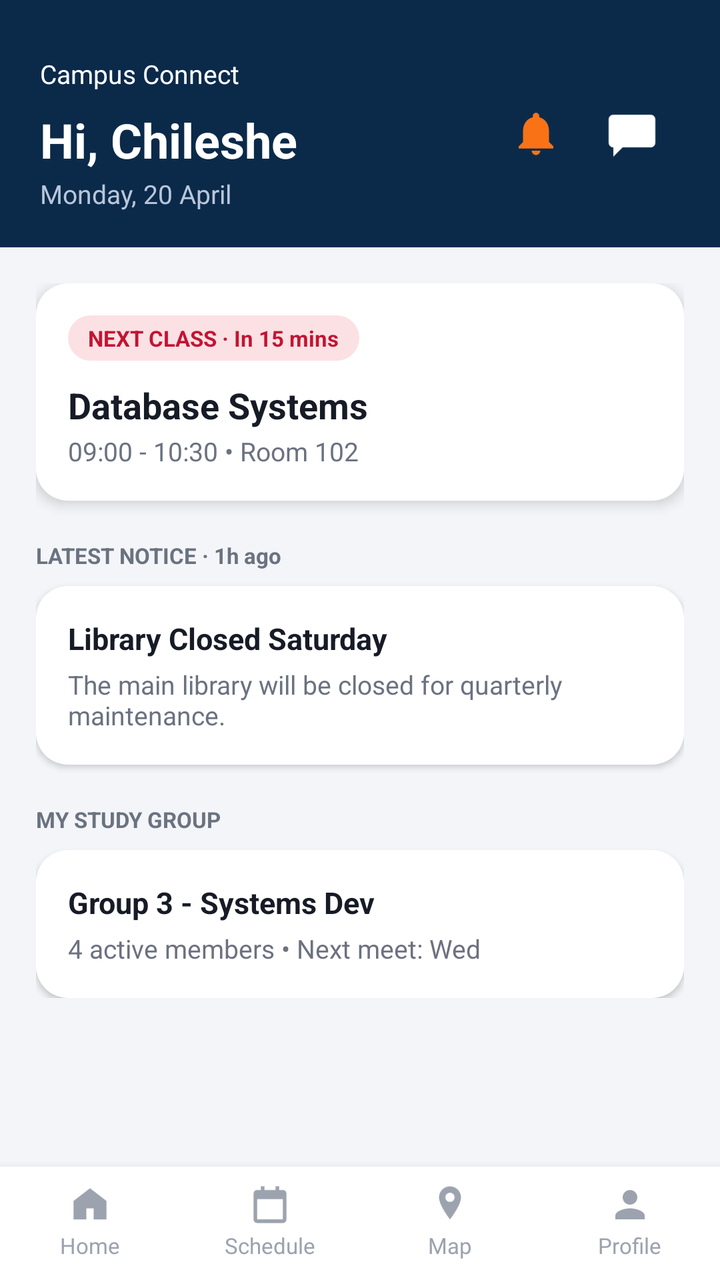
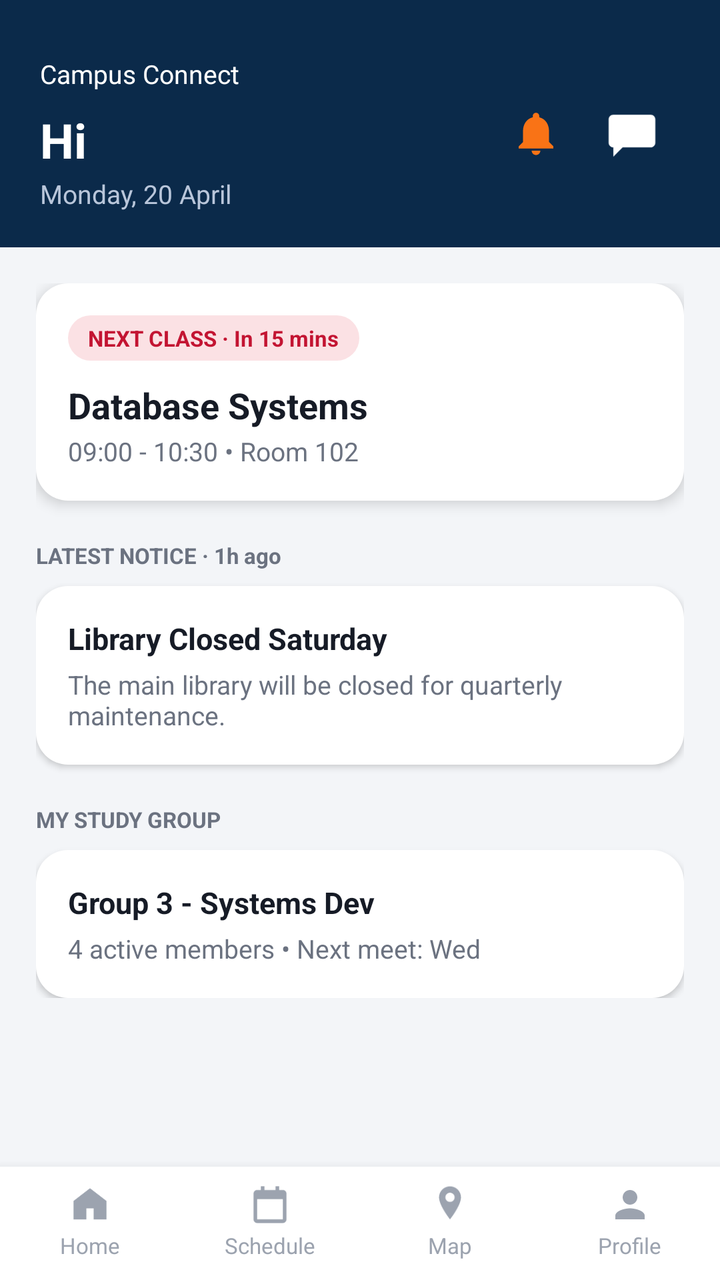

Before-and-after screenshots of an Android layout around one commit, followed by the original layout XML and the change that was made.
<!-- AndroidManifest.xml: application theme Theme.CampusApp -->
<!-- res/layout/activity_student_home.xml -->
<?xml version="1.0" encoding="utf-8"?>
<LinearLayout xmlns:android="http://schemas.android.com/apk/res/android"
    xmlns:app="http://schemas.android.com/apk/res-auto"
    android:layout_width="match_parent"
    android:layout_height="match_parent"
    android:orientation="vertical"
    android:background="@color/background">

    <ScrollView
        android:layout_width="match_parent"
        android:layout_height="0dp"
        android:layout_weight="1">

        <LinearLayout
            android:layout_width="match_parent"
            android:layout_height="wrap_content"
            android:orientation="vertical">

            <LinearLayout
                style="@style/SectionHeader"
                android:orientation="horizontal"
                android:gravity="center_vertical">

                <LinearLayout
                    android:layout_width="0dp"
                    android:layout_height="wrap_content"
                    android:layout_weight="1"
                    android:orientation="vertical">

                    <TextView
                        android:layout_width="wrap_content"
                        android:layout_height="wrap_content"
                        android:text="@string/app_name"
                        android:textColor="@color/white"
                        android:textSize="13sp"/>
                    <TextView
                        android:layout_width="wrap_content"
                        android:layout_height="wrap_content"
                        android:layout_marginTop="8dp"
                        android:text="Hi, Chileshe"
                        android:textColor="@color/white"
                        android:textSize="24sp"
                        android:textStyle="bold"/>
                    <TextView
                        android:layout_width="wrap_content"
                        android:layout_height="wrap_content"
                        android:layout_marginTop="2dp"
                        android:text="Monday, 20 April"
                        android:textColor="#B9C6DA"
                        android:textSize="13sp"/>
                </LinearLayout>

                <include layout="@layout/include_notice_bell"/>

                <ImageView
                    android:id="@+id/btnGroupChat"
                    android:layout_width="48dp"
                    android:layout_height="48dp"
                    android:src="@drawable/ic_chat"
                    app:tint="@color/white"
                    android:padding="10dp"
                    android:contentDescription="Group chat"
                    android:background="?attr/selectableItemBackgroundBorderless"/>
            </LinearLayout>

            <LinearLayout
                android:layout_width="match_parent"
                android:layout_height="wrap_content"
                android:orientation="vertical"
                android:padding="18dp">

                <LinearLayout
                    android:layout_width="match_parent"
                    android:layout_height="wrap_content"
                    android:orientation="vertical"
                    android:background="@drawable/bg_card"
                    android:padding="16dp"
                    android:layout_marginTop="0dp"
                    android:elevation="4dp">

                    <TextView
                        android:layout_width="wrap_content"
                        android:layout_height="wrap_content"
                        android:background="@drawable/bg_pill_red"
                        android:paddingLeft="10dp"
                        android:paddingRight="10dp"
                        android:paddingTop="4dp"
                        android:paddingBottom="4dp"
                        android:text="NEXT CLASS · In 15 mins"
                        android:textColor="@color/badge_red"
                        android:textSize="11sp"
                        android:textStyle="bold"/>

                    <TextView
                        android:layout_width="wrap_content"
                        android:layout_height="wrap_content"
                        android:layout_marginTop="10dp"
                        android:text="Database Systems"
                        android:textColor="@color/text_dark"
                        android:textSize="18sp"
                        android:textStyle="bold"/>

                    <TextView
                        android:layout_width="wrap_content"
                        android:layout_height="wrap_content"
                        android:layout_marginTop="2dp"
                        android:text="09:00 - 10:30 • Room 102"
                        android:textColor="@color/text_gray"
                        android:textSize="13sp"/>
                </LinearLayout>

                <TextView
                    android:layout_width="wrap_content"
                    android:layout_height="wrap_content"
                    android:layout_marginTop="20dp"
                    android:text="LATEST NOTICE · 1h ago"
                    android:textColor="@color/text_gray"
                    android:textSize="11sp"
                    android:textStyle="bold"/>

                <LinearLayout
                    android:layout_width="match_parent"
                    android:layout_height="wrap_content"
                    android:orientation="vertical"
                    android:background="@drawable/bg_card"
                    android:padding="16dp"
                    android:layout_marginTop="8dp"
                    android:elevation="2dp">

                    <TextView
                        android:layout_width="wrap_content"
                        android:layout_height="wrap_content"
                        android:text="Library Closed Saturday"
                        android:textColor="@color/text_dark"
                        android:textSize="15sp"
                        android:textStyle="bold"/>

                    <TextView
                        android:layout_width="match_parent"
                        android:layout_height="wrap_content"
                        android:layout_marginTop="4dp"
                        android:text="The main library will be closed for quarterly maintenance."
                        android:textColor="@color/text_gray"
                        android:textSize="13sp"/>
                </LinearLayout>

                <TextView
                    android:layout_width="wrap_content"
                    android:layout_height="wrap_content"
                    android:layout_marginTop="20dp"
                    android:text="MY STUDY GROUP"
                    android:textColor="@color/text_gray"
                    android:textSize="11sp"
                    android:textStyle="bold"/>

                <LinearLayout
                    android:id="@+id/cardStudyGroup"
                    android:layout_width="match_parent"
                    android:layout_height="wrap_content"
                    android:orientation="vertical"
                    android:background="@drawable/bg_card"
                    android:padding="16dp"
                    android:layout_marginTop="8dp"
                    android:elevation="2dp"
                    android:clickable="true"
                    android:focusable="true"
                    android:foreground="?attr/selectableItemBackground">

                    <TextView
                        android:layout_width="wrap_content"
                        android:layout_height="wrap_content"
                        android:text="Group 3 - Systems Dev"
                        android:textColor="@color/text_dark"
                        android:textSize="15sp"
                        android:textStyle="bold"/>

                    <TextView
                        android:layout_width="wrap_content"
                        android:layout_height="wrap_content"
                        android:layout_marginTop="4dp"
                        android:text="4 active members • Next meet: Wed"
                        android:textColor="@color/text_gray"
                        android:textSize="13sp"/>
                </LinearLayout>

            </LinearLayout>
        </LinearLayout>
    </ScrollView>

    <include layout="@layout/layout_bottom_nav" android:id="@+id/bottomNavInclude"/>

</LinearLayout>
<!-- res/layout/include_notice_bell.xml (included above) -->
<?xml version="1.0" encoding="utf-8"?>
<FrameLayout xmlns:android="http://schemas.android.com/apk/res/android"
    xmlns:app="http://schemas.android.com/apk/res-auto"
    xmlns:tools="http://schemas.android.com/tools"
    android:id="@+id/noticeBell"
    android:layout_width="48dp"
    android:layout_height="48dp"
    android:background="?attr/selectableItemBackgroundBorderless"
    android:clickable="true"
    android:focusable="true">

    <ImageView
        android:layout_width="26dp"
        android:layout_height="26dp"
        android:layout_gravity="center"
        android:importantForAccessibility="no"
        android:src="@drawable/ic_notices"
        app:tint="@color/notice_orange" />

    <TextView
        android:id="@+id/bellBadge"
        android:layout_width="wrap_content"
        android:layout_height="18dp"
        android:layout_gravity="top|end"
        android:background="@drawable/bg_pill_red"
        android:gravity="center"
        android:minWidth="18dp"
        android:paddingStart="5dp"
        android:paddingEnd="5dp"
        android:textColor="@color/white"
        android:textSize="10sp"
        android:textStyle="bold"
        android:visibility="gone"
        tools:ignore="SmallSp" />
</FrameLayout>
<!-- res/layout/layout_bottom_nav.xml (included above) -->
<?xml version="1.0" encoding="utf-8"?>
<LinearLayout xmlns:android="http://schemas.android.com/apk/res/android"
    android:id="@+id/bottomNav"
    android:layout_width="match_parent"
    android:layout_height="wrap_content"
    android:orientation="horizontal"
    android:background="@color/white"
    android:elevation="8dp"
    android:paddingTop="8dp"
    android:paddingBottom="10dp">

    <LinearLayout android:id="@+id/navHome" style="@style/BottomNavItem">
        <ImageView android:id="@+id/navHomeIcon" style="@style/BottomNavIcon" android:src="@drawable/ic_home"/>
        <TextView android:id="@+id/navHomeLabel" style="@style/BottomNavLabel" android:text="Home"/>
    </LinearLayout>

    <LinearLayout android:id="@+id/navSchedule" style="@style/BottomNavItem">
        <ImageView android:id="@+id/navScheduleIcon" style="@style/BottomNavIcon" android:src="@drawable/ic_schedule"/>
        <TextView android:id="@+id/navScheduleLabel" style="@style/BottomNavLabel" android:text="Schedule"/>
    </LinearLayout>

    <LinearLayout android:id="@+id/navMap" style="@style/BottomNavItem">
        <ImageView android:id="@+id/navMapIcon" style="@style/BottomNavIcon" android:src="@drawable/ic_map"/>
        <TextView android:id="@+id/navMapLabel" style="@style/BottomNavLabel" android:text="@string/map"/>
    </LinearLayout>

    <LinearLayout android:id="@+id/navProfile" style="@style/BottomNavItem">
        <ImageView android:id="@+id/navProfileIcon" style="@style/BottomNavIcon" android:src="@drawable/ic_profile"/>
        <TextView android:id="@+id/navProfileLabel" style="@style/BottomNavLabel" android:text="Profile"/>
    </LinearLayout>

</LinearLayout>
<!-- resources referenced by this layout -->
<resources>
  <color name="background">#F3F5F8</color>
  <color name="badge_red">#C31432</color>
  <color name="notice_orange">#F97316</color>
  <color name="text_dark">#161B26</color>
  <color name="text_gray">#6B7280</color>
  <color name="white">#FFFFFF</color>
  <!-- drawable bg_card (drawable) -->
  <?xml version="1.0" encoding="utf-8"?>
  <shape xmlns:android="http://schemas.android.com/apk/res/android" android:shape="rectangle">
      <solid android:color="@color/card_white" />
      <corners android:radius="16dp" />
  </shape>
  <!-- drawable bg_pill_red (drawable) -->
  <?xml version="1.0" encoding="utf-8"?>
  <shape xmlns:android="http://schemas.android.com/apk/res/android" android:shape="rectangle">
      <solid android:color="@color/badge_red_bg" />
      <corners android:radius="20dp" />
  </shape>
  <!-- drawable ic_chat (drawable) -->
  <vector xmlns:android="http://schemas.android.com/apk/res/android"
      android:width="24dp" android:height="24dp" android:viewportWidth="24" android:viewportHeight="24">
      <path android:fillColor="@android:color/white"
          android:pathData="M4,4 L20,4 C21.1,4 22,4.9 22,6 L22,16 C22,17.1 21.1,18 20,18 L8,18 L4,22 L4,18 L4,18 C2.9,18 2,17.1 2,16 L2,6 C2,4.9 2.9,4 4,4 Z"/>
  </vector>
  <!-- drawable ic_home (drawable) -->
  <vector xmlns:android="http://schemas.android.com/apk/res/android"
      android:width="24dp" android:height="24dp" android:viewportWidth="24" android:viewportHeight="24"
      android:tint="?attr/colorControlNormal">
      <path android:fillColor="@android:color/white"
          android:pathData="M12,3 L21,10 L21,20 L14,20 L14,14 L10,14 L10,20 L3,20 L3,10 Z"
          android:fillType="evenOdd"/>
  </vector>
  <!-- drawable ic_map (drawable) -->
  <vector xmlns:android="http://schemas.android.com/apk/res/android"
      android:width="24dp" android:height="24dp" android:viewportWidth="24" android:viewportHeight="24">
      <path android:fillColor="@android:color/white"
          android:pathData="M12,2 C8.7,2 6,4.7 6,8 C6,12.5 12,20 12,20 C12,20 18,12.5 18,8 C18,4.7 15.3,2 12,2 Z M12,10.5 C10.6,10.5 9.5,9.4 9.5,8 C9.5,6.6 10.6,5.5 12,5.5 C13.4,5.5 14.5,6.6 14.5,8 C14.5,9.4 13.4,10.5 12,10.5 Z"/>
  </vector>
  <!-- drawable ic_profile (drawable) -->
  <vector xmlns:android="http://schemas.android.com/apk/res/android"
      android:width="24dp" android:height="24dp" android:viewportWidth="24" android:viewportHeight="24">
      <path android:fillColor="@android:color/white"
          android:pathData="M12,12 C14.2,12 16,10.2 16,8 C16,5.8 14.2,4 12,4 C9.8,4 8,5.8 8,8 C8,10.2 9.8,12 12,12 Z M12,14 C9.3,14 4,15.3 4,18 L4,20 L20,20 L20,18 C20,15.3 14.7,14 12,14 Z"/>
  </vector>
  <string name="app_name">Campus Connect</string>
  <string name="map">Map</string>
  <style name="BottomNavIcon">
          <item name="android:layout_width">22dp</item>
          <item name="android:layout_height">22dp</item>
          <item name="android:tint">@color/text_gray_light</item>
      </style>
  <style name="BottomNavLabel">
          <item name="android:layout_width">wrap_content</item>
          <item name="android:layout_height">wrap_content</item>
          <item name="android:layout_marginTop">2dp</item>
          <item name="android:textSize">11sp</item>
          <item name="android:textColor">@color/text_gray_light</item>
      </style>
  <style name="Theme.CampusApp" parent="Theme.MaterialComponents.Light.NoActionBar">
          <item name="colorPrimary">@color/primary_blue</item>
          <item name="colorPrimaryDark">@color/navy_dark</item>
          <item name="colorAccent">@color/primary_red</item>
          <item name="android:windowBackground">@color/background</item>
          <item name="android:statusBarColor">@color/navy_dark</item>
      </style>
  <color name="card_white">#FFFFFF</color>
  <color name="badge_red_bg">#FBE1E4</color>
  <color name="text_gray_light">#9CA3AF</color>
  <color name="navy_dark">#0B2A4A</color>
  <color name="primary_blue">#12469E</color>
  <color name="primary_red">#C31432</color>
  <!-- unchanged entries left out for length: 4 -->
</resources>

<!-- the commit's change to res/layout/activity_student_home.xml (unified diff, before → after) -->
@@ -37,7 +37,8 @@
                         android:layout_width="wrap_content"
                         android:layout_height="wrap_content"
                         android:layout_marginTop="8dp"
-                        android:text="Hi, Chileshe"
+                        android:id="@+id/tvGreeting"
+                        android:text="Hi"
                         android:textColor="@color/white"
                         android:textSize="24sp"
                         android:textStyle="bold"/>
